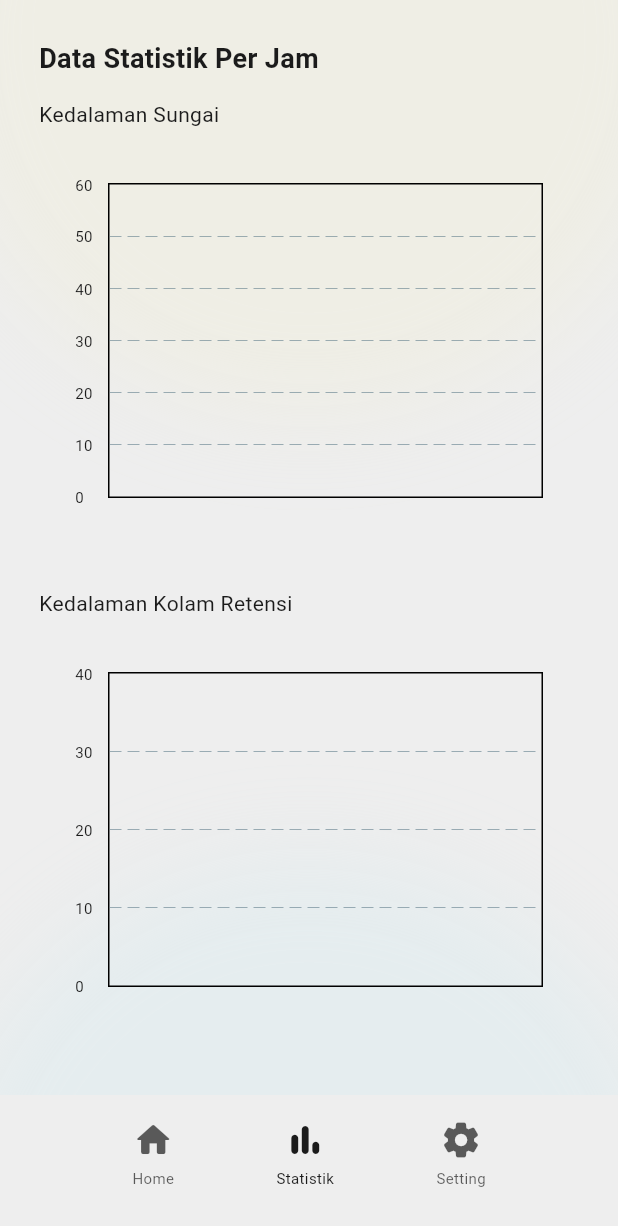
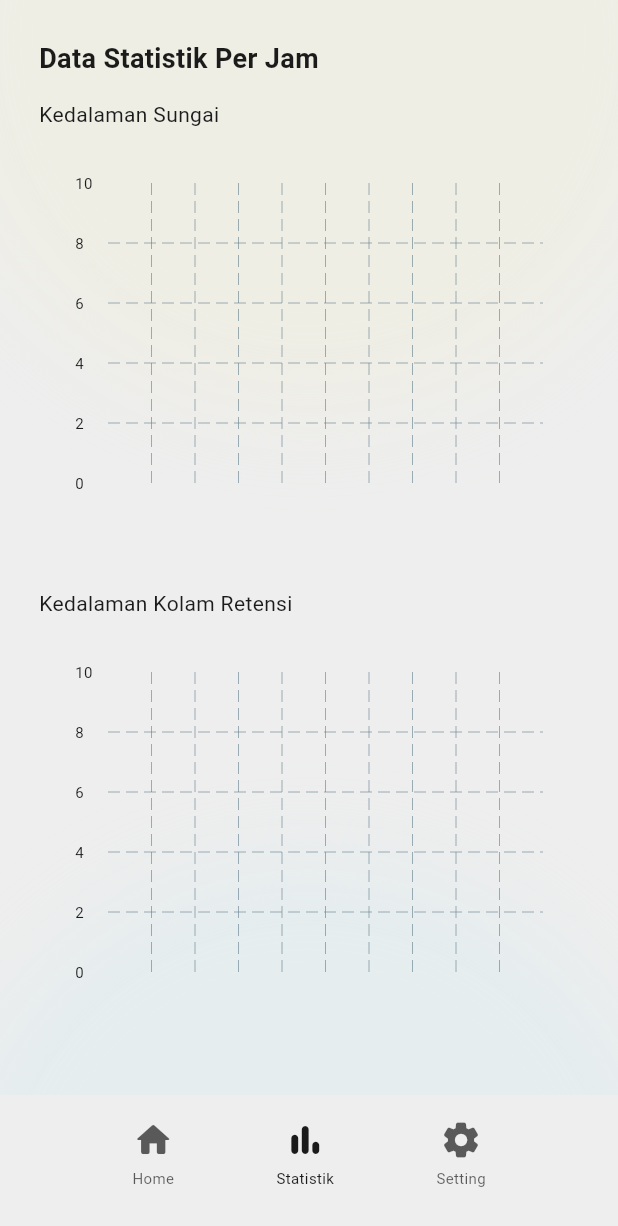
Before and after one commit to yogi3wdd/irigate_smart_retention, a Flutter app: the Statistik screen opened by its route, after a tap on "Home", after a tap on "Statistik", on a phone screen of 412 x 824 dp. Shown: the top 1226 px of the screen. Run offline on Flutter 3.47's test engine with Material 3 defaults, Android fonts, the phone set to English and light mode, and no system bars; drawn by our look-alikes of fl_chart; our stand-ins replace animated_text_kit, cloud_firestore, firebase_auth, firebase_core, firebase_database, geocoding and 3 more; missing offline and left inert: liquid_glass_renderer; accounts and stored records are empty; Roboto replaces fonts that are missing (Ruda).

Commit message:
perbaikan bug chart pada bagian statistik

```diff
--- a/lib/screen/statistik.dart
+++ b/lib/screen/statistik.dart
@@ -1,6 +1,7 @@
 import 'package:flutter/material.dart';
 import 'package:google_fonts/google_fonts.dart';
 import 'package:firebase_database/firebase_database.dart';
+import 'package:firebase_core/firebase_core.dart';
 import 'package:liquid_glass_renderer/liquid_glass_renderer.dart';
 import 'package:fl_chart/fl_chart.dart';
 import '../constants/color.dart';
@@ -15,10 +16,10 @@ class Statistik extends StatefulWidget {
 }
 
 class _StatistikState extends State<Statistik> {
-  final _statistik = FirebaseDatabase.instance.ref("IriGateSystem");
+  late DatabaseReference _db;
 
-  List<LineChartBarData> _chartKolam = [];
-  List<LineChartBarData> _chartSungai = [];
+  List<FlSpot> _spotsKolam = [];
+  List<FlSpot> _spotsSungai = [];
 
   List<String> _labelJamKolam = [];
   List<String> _labelJamSungai = [];
@@ -26,91 +27,90 @@ class _StatistikState extends State<Statistik> {
   @override
   void initState() {
     super.initState();
-    _loadDataKolam();
-    _loadDataSungai();
+    _db = FirebaseDatabase.instanceFor(
+      app: Firebase.app(),
+      databaseURL:
+          "https://irigate-smart-retention-default-rtdb.asia-southeast1.firebasedatabase.app",
+    ).ref("IriGateSystem");
+
+    _loadKolam();
+    _loadSungai();
   }
 
-  Map<String, dynamic> _convertSnapshot(dynamic raw) {
-    if (raw == null) return {};
+  void _loadGeneric(String path, Function(List<FlSpot>, List<String>) onData) {
+    _db.child(path).onValue.listen((event) {
+      final raw = event.snapshot.value;
+      if (raw == null || raw is! Map) return;
 
-    if (raw is Map) {
-      return Map<String, dynamic>.from(raw);
-    }
+      final map = Map<String, dynamic>.from(raw);
 
-    if (raw is List) {
-      Map<String, dynamic> result = {};
-      for (int i = 0; i < raw.length; i++) {
-        if (raw[i] != null) {
-          result[i.toString()] = raw[i];
-        }
-      }
-      return result;
-    }
+      List<Map<String, dynamic>> parsed = [];
 
-    return {};
-  }
-
-  void _loadDataGeneric(
-    String path,
-    Function(List<FlSpot>, List<String>) setter,
-  ) {
-    _statistik.child(path).onValue.listen((event) {
-      final dataRaw = event.snapshot.value;
-
-      // Convert aman: Map OR List
-      Map<String, dynamic> mapData = _convertSnapshot(dataRaw);
-      if (mapData.isEmpty) return;
-
-      List<Map<String, dynamic>> allData = [];
-
-      mapData.forEach((key, value) {
-        if (value is Map) {
-          final height =
-              double.tryParse(value["height"]?.toString() ?? "0") ?? 0;
-
-          final timeMs =
-              int.tryParse(value["unixtimeStamp"]?.toString() ?? "0") ?? 0;
+      map.forEach((key, value) {
+        if (value is Map && value["height"] != null) {
+          final height = (value["height"] as num).toDouble();
+          final timeMs = int.tryParse(key.toString()) ?? 0;
 
           if (timeMs > 0) {
-            allData.add({
+            parsed.add({
               "height": height,
-              "time": DateTime.fromMillisecondsSinceEpoch(timeMs),
+              "time": DateTime.fromMillisecondsSinceEpoch(
+                timeMs,
+                isUtc: true,
+              ).add(const Duration(hours: 7)),
             });
           }
         }
       });
 
-      if (allData.isEmpty) return;
+      parsed.sort((a, b) => a["time"].compareTo(b["time"]));
 
-      // Urutkan berdasarkan waktu
-      allData.sort((a, b) => a["time"].compareTo(b["time"]));
-
-      // Ambil 7 data terakhir
-      List<Map<String, dynamic>> lastData = allData.length > 7
-          ? allData.sublist(allData.length - 7)
-          : allData;
+      final last = parsed.length > 7
+          ? parsed.sublist(parsed.length - 7)
+          : parsed;
 
       List<FlSpot> spots = [];
       List<String> labels = [];
 
-      for (int i = 0; i < lastData.length; i++) {
-        spots.add(FlSpot(i.toDouble(), lastData[i]["height"]));
-
-        final time = lastData[i]["time"];
+      for (int i = 0; i < last.length; i++) {
+        spots.add(FlSpot(i.toDouble(), last[i]["height"]));
+        final t = last[i]["time"] as DateTime;
         labels.add(
-          "${time.hour.toString().padLeft(2, '0')}:${time.minute.toString().padLeft(2, '0')}",
+          "${t.hour.toString().padLeft(2, '0')}:${t.minute.toString().padLeft(2, '0')}",
         );
       }
 
-      setter(spots, labels);
+      setState(() => onData(spots, labels));
     });
   }
 
-  void _loadDataSungai() {
-    _loadDataGeneric("monitoring/statistik/sungai", (spots, labels) {
-      setState(() {
+  void _loadKolam() {
+    _loadGeneric("monitoring/statistik/kolam", (spots, labels) {
+      _spotsKolam = spots;
+      _labelJamKolam = labels;
+    });
+  }
+
+  void _loadSungai() {
+    _loadGeneric("monitoring/statistik/sungai", (spots, labels) {
+      _spotsSungai = spots;
       _labelJamSungai = labels;
-        _chartSungai = [
+    });
+  }
+
+  LineChartData _chartData(
+    List<FlSpot> spots,
+    List<String> labels,
+    double maxY,
+  ) {
+    return LineChartData(
+      minX: 0,
+      maxX: spots.length > 1 ? spots.length - 1 : 1,
+      minY: 0,
+      maxY: maxY,
+      lineBarsData: spots.isEmpty
+          ? []
+          : [
               LineChartBarData(
                 spots: spots,
                 isCurved: true,
@@ -118,36 +118,46 @@ class _StatistikState extends State<Statistik> {
                 dotData: FlDotData(show: true),
                 color: AppColors.primary,
               ),
-        ];
-      });
-    });
+            ],
+      titlesData: FlTitlesData(
+        leftTitles: AxisTitles(
+          sideTitles: SideTitles(
+            showTitles: true,
+            interval: maxY / 5,
+            getTitlesWidget: (v, meta) => Text(
+              v.toInt().toString(),
+              style: GoogleFonts.ruda(fontSize: 10, color: AppColors.text),
+            ),
+          ),
+        ),
+        bottomTitles: AxisTitles(
+          sideTitles: SideTitles(
+            showTitles: true,
+            interval: 1,
+            reservedSize: 32,
+            getTitlesWidget: (value, meta) {
+              final index = value.round();
+
+              if (index < 0 || index >= labels.length) {
+                return const SizedBox();
               }
 
-  void _loadDataKolam() {
-    _loadDataGeneric("monitoring/statistik/kolam", (spots, labels) {
-      setState(() {
-        _labelJamKolam = labels;
-        _chartKolam = [
-          LineChartBarData(
-            spots: spots,
-            isCurved: true,
-            barWidth: 3,
-            dotData: FlDotData(show: true),
-            color: AppColors.primary,
+              return Padding(
+                padding: const EdgeInsets.only(top: 8),
+                child: Text(
+                  labels[index],
+                  style: GoogleFonts.ruda(fontSize: 10, color: AppColors.text),
                 ),
-        ];
-      });
-    });
-  }
+              );
+            },
+          ),
+        ),
 
-  Widget _bottomTitle(double value, TitleMeta meta, List<String> labels) {
-    int index = value.toInt();
-    if (index < 0 || index >= labels.length) {
-      return const SizedBox.shrink();
-    }
-    return Text(
-      labels[index],
-      style: const TextStyle(fontSize: 10, color: Colors.white),
+        topTitles: AxisTitles(sideTitles: SideTitles(showTitles: false)),
+        rightTitles: AxisTitles(sideTitles: SideTitles(showTitles: false)),
+      ),
+      gridData: FlGridData(show: true),
+      borderData: FlBorderData(show: false),
     );
   }
 
@@ -203,40 +213,7 @@ class _StatistikState extends State<Statistik> {
                           height: 280,
                           padding: const EdgeInsets.all(24),
                           child: LineChart(
-                            LineChartData(
-                              maxY: 60,
-                              minY: 0,
-                              lineBarsData: _chartSungai,
-                              titlesData: FlTitlesData(
-                                leftTitles: AxisTitles(
-                                  sideTitles: SideTitles(
-                                    showTitles: true,
-                                    getTitlesWidget: (value, meta) {
-                                      return Text(
-                                        value.toInt().toString(),
-                                        style: GoogleFonts.ruda(
-                                          fontSize: 10,
-                                          color: AppColors.text,
-                                        ),
-                                      );
-                                    },
-                                  ),
-                                ),
-                                bottomTitles: AxisTitles(
-                                  sideTitles: SideTitles(
-                                    showTitles: true,
-                                    getTitlesWidget: (v, meta) =>
-                                        _bottomTitle(v, meta, _labelJamSungai),
-                                  ),
-                                ),
-                                topTitles: AxisTitles(
-                                  sideTitles: SideTitles(showTitles: false),
-                                ),
-                                rightTitles: AxisTitles(
-                                  sideTitles: SideTitles(showTitles: false),
-                                ),
-                              ),
-                            ),
+                            _chartData(_spotsSungai, _labelJamSungai, 10),
                           ),
                         ),
                       ),
@@ -261,40 +238,7 @@ class _StatistikState extends State<Statistik> {
                           height: 280,
                           padding: const EdgeInsets.all(24),
                           child: LineChart(
-                            LineChartData(
-                              maxY: 40,
-                              minY: 0,
-                              lineBarsData: _chartKolam,
-                              titlesData: FlTitlesData(
-                                leftTitles: AxisTitles(
-                                  sideTitles: SideTitles(
-                                    showTitles: true,
-                                    getTitlesWidget: (value, meta) {
-                                      return Text(
-                                        value.toInt().toString(),
-                                        style: GoogleFonts.ruda(
-                                          fontSize: 10,
-                                          color: AppColors.text,
-                                        ),
-                                      );
-                                    },
-                                  ),
-                                ),
-                                bottomTitles: AxisTitles(
-                                  sideTitles: SideTitles(
-                                    showTitles: true,
-                                    getTitlesWidget: (v, meta) =>
-                                        _bottomTitle(v, meta, _labelJamKolam),
-                                  ),
-                                ),
-                                topTitles: AxisTitles(
-                                  sideTitles: SideTitles(showTitles: false),
-                                ),
-                                rightTitles: AxisTitles(
-                                  sideTitles: SideTitles(showTitles: false),
-                                ),
-                              ),
-                            ),
+                            _chartData(_spotsKolam, _labelJamKolam, 10),
                           ),
                         ),
                       ),
```
Lines whose indentation alone changed are shown as unchanged.
